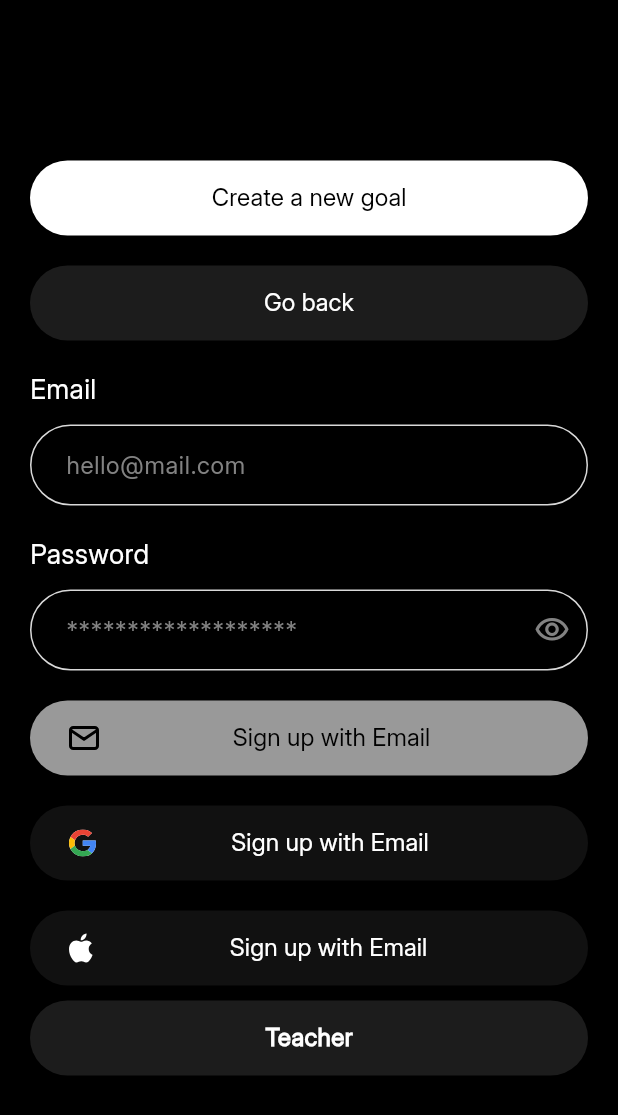
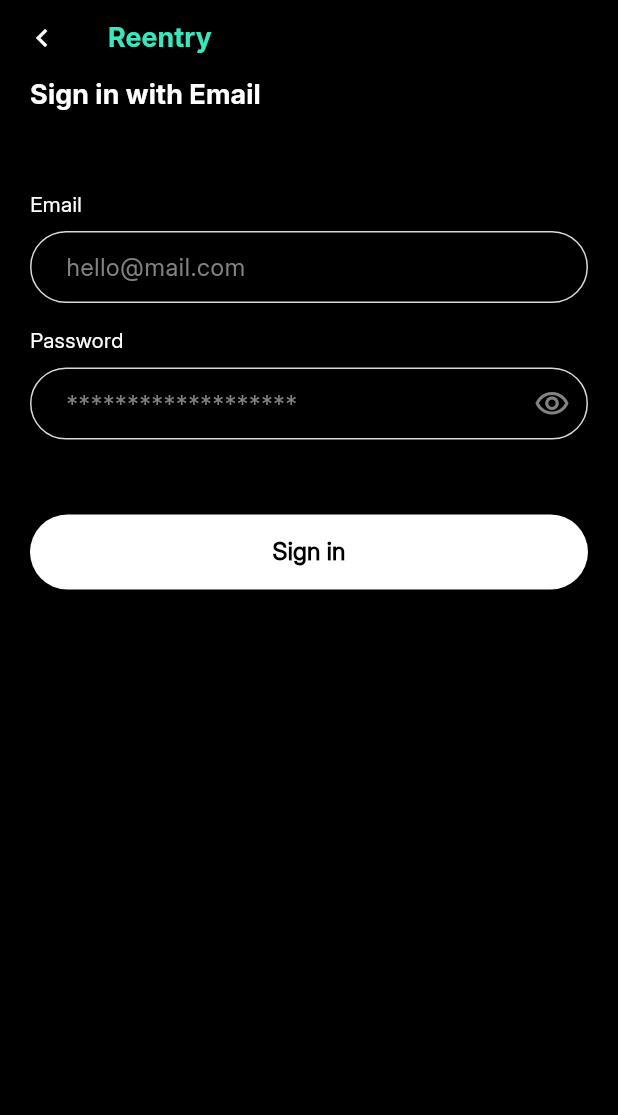
Before and after one commit to Kariaki/reentry, a Flutter app: the screen it shows after launch, on a phone screen of 412 x 824 dp. Shown: the top 1115 px of the screen. Run offline on Flutter 3.47's test engine with Material 3 defaults, Android fonts, the phone set to English and light mode, and no system bars; our stand-ins replace flutter_hooks, flutter_svg.

Commit message:
done with onboarding screens

```diff
--- /dev/null
+++ b/lib/core/const/app_constants.dart
@@ -0,0 +1,6 @@
+class AppConstants{
+
+  static final accountType = [
+    'Citizen','Peer Mentor','Probation Officer','Community Health Organization'
+  ];
+}
--- a/lib/core/extensions.dart
+++ b/lib/core/extensions.dart
@@ -50,6 +50,7 @@
     Navigator.pop(this);
   }
 
+  TextTheme get textTheme=>Theme.of(this).textTheme;
   void pushRemoveUntil(Widget route, {dynamic argument}) {
     Navigator.pushAndRemoveUntil(
         this,
--- a/lib/core/theme/colors.dart
+++ b/lib/core/theme/colors.dart
@@ -3,7 +3,7 @@
 class AppColors {
   static const black = Colors.black;
   static const white = Colors.white;
-  static const base = Color(0xFF3AE6BD);
+  static const primary = Color(0xFF3AE6BD);
   static const gray1 = Color(0xFF1C1C1C);
   static const gray2 = Color(0xFF828282);
   static const hintColor = Color(0xFF828282);
--- /dev/null
+++ b/lib/core/theme/style/app_styles.dart
@@ -0,0 +1,5 @@
+import 'package:flutter/material.dart';
+
+class AppStyles {
+   static TextTheme textTheme(BuildContext context) => Theme.of(context).textTheme;
+}
--- a/lib/main.dart
+++ b/lib/main.dart
@@ -7,6 +7,13 @@
 import 'package:reentry/ui/components/input/password_field.dart';
 import 'package:reentry/ui/components/pill_selector_component.dart';
 import 'package:reentry/ui/components/scaffold/base_scaffold.dart';
+import 'package:reentry/ui/modules/authentication/account_type_screen.dart';
+import 'package:reentry/ui/modules/authentication/basic_info_screen.dart';
+import 'package:reentry/ui/modules/authentication/continue_with_email_screen.dart';
+import 'package:reentry/ui/modules/authentication/login_screen.dart';
+import 'package:reentry/ui/modules/authentication/onboarding_success.dart';
+import 'package:reentry/ui/modules/authentication/peer_mentor_organization_info_screen.dart';
+import 'package:reentry/ui/modules/authentication/signin_options.dart';
 
 import 'generated/assets.dart';
 
@@ -23,45 +30,64 @@
     return MaterialApp(
         title: 'Flutter Demo',
         debugShowCheckedModeBanner: false,
-        theme: ThemeData(
-            colorScheme: ColorScheme.fromSeed(seedColor: Colors.black),
+        themeMode: ThemeMode.dark,
+        darkTheme: ThemeData(
+            colorScheme: ColorScheme.fromSeed(seedColor:AppColors.primary),
             useMaterial3: true,
+            appBarTheme: const AppBarTheme(
+              backgroundColor: AppColors.black
+            ),
+            primaryColor: AppColors.primary,
+            textTheme: const TextTheme(
+              bodyMedium: TextStyle(color: AppColors.white, fontSize: 14),
+              bodyLarge: TextStyle(color: AppColors.white, fontSize: 16),
+              bodySmall: TextStyle(color: AppColors.white, fontSize: 12),
+              titleLarge: TextStyle(
+                  color: AppColors.primary,
+                  fontSize: 40,
+                  fontFamily: 'InterBold',
+                  fontWeight: FontWeight.bold),
+              titleSmall: TextStyle(color: AppColors.white, fontSize: 18,fontFamily: 'InterBold'),
+              titleMedium: TextStyle(color: AppColors.white, fontSize: 20),
+            ),
             fontFamily: 'Inter'),
-        home: BaseScaffold(
-          child: Center(
-            // Wrap the entire body in Center to center everything
-            child: Column(
-              mainAxisAlignment: MainAxisAlignment.center,
-              // Vertically center content
-              crossAxisAlignment: CrossAxisAlignment.center,
-              // Horizontally center content
-              children: [
-                PrimaryButton(
-                  text: 'Create a new goal',
-                  onPress: () {},
-                ),
-                20.height,
-                PrimaryButton.dark(
-                  text: 'Go back',
-                  onPress: () {},
-                ),
-                20.height,
-                InputField(hint: 'hello@mail.com',label: 'Email',),
-                20.height,
-                PasswordField(label: 'Password'),
-                20.height,
-                PrimaryButton(text: 'Sign up with Email',startIcon: SvgPicture.asset(Assets.svgMailOutline),),
-                20.height,
-                PrimaryButton.dark(text: 'Sign up with Email',startIcon: SvgPicture.asset(Assets.svgGoogle),),
-                20.height,
-                PrimaryButton.dark(text: 'Sign up with Email',startIcon: SvgPicture.asset(Assets.svgApple),),
-                10.height,
-                PillSelectorComponent(text: 'Teacher',selected: false,)
-
-
-              ],
-            ),
-          ),
-        ));
+        home: LoginScreen()
+        // BaseScaffold(
+        //   child: Center(
+        //     // Wrap the entire body in Center to center everything
+        //     child: Column(
+        //       mainAxisAlignment: MainAxisAlignment.center,
+        //       // Vertically center content
+        //       crossAxisAlignment: CrossAxisAlignment.center,
+        //       // Horizontally center content
+        //       children: [
+        //         PrimaryButton(
+        //           text: 'Create a new goal',
+        //           onPress: () {},
+        //         ),
+        //         20.height,
+        //         PrimaryButton.dark(
+        //           text: 'Go back',
+        //           onPress: () {},
+        //         ),
+        //         20.height,
+        //         InputField(hint: 'hello@mail.com',label: 'Email',),
+        //         20.height,
+        //         PasswordField(label: 'Password'),
+        //         20.height,
+        //         PrimaryButton(text: 'Sign up with Email',startIcon: SvgPicture.asset(Assets.svgMailOutline),),
+        //         20.height,
+        //         PrimaryButton.dark(text: 'Sign up with Email',startIcon: SvgPicture.asset(Assets.svgGoogle),),
+        //         20.height,
+        //         PrimaryButton.dark(text: 'Sign up with Email',startIcon: SvgPicture.asset(Assets.svgApple),),
+        //         10.height,
+        //         PillSelectorComponent(text: 'Teacher',selected: false,)
+        //
+        //
+        //       ],
+        //     ),
+        //   ),
+        // )
+        );
   }
 }
--- /dev/null
+++ b/lib/ui/components/app_bar.dart
@@ -0,0 +1,33 @@
+import 'package:flutter/cupertino.dart';
+import 'package:flutter/material.dart';
+import 'package:reentry/core/extensions.dart';
+
+import '../../core/theme/colors.dart';
+
+class CustomAppbar extends StatelessWidget implements PreferredSizeWidget {
+  const CustomAppbar({super.key, this.showBack = true, this.title = 'Reentry'});
+
+  final String? title;
+  final bool showBack;
+
+  @override
+  Widget build(BuildContext context) {
+    final theme = Theme.of(context).textTheme;
+    return AppBar(
+      leading:showBack? InkWell(
+        onTap: () => context.pop(),
+        child:  Icon(Icons.keyboard_arrow_left,color: AppColors.white,),
+      ):null,
+      title: title != null
+          ? Text(
+              title!,
+              style: theme.titleSmall?.copyWith(color: AppColors.primary),
+            )
+          : null,
+    );
+  }
+
+  @override
+  // TODO: implement preferredSize
+  Size get preferredSize => Size(double.infinity, 50);
+}
--- a/lib/ui/components/buttons/primary_button.dart
+++ b/lib/ui/components/buttons/primary_button.dart
@@ -1,3 +1,4 @@
+
 import 'package:flutter/material.dart';
 import 'package:reentry/core/extensions.dart';
 import 'package:reentry/core/theme/colors.dart';
@@ -41,7 +42,7 @@
   Widget build(BuildContext context) {
     return MaterialButton(
       color: color ?? AppColors.white,
-      onPressed: onPress,
+      onPressed: ()=>onPress?.call(),
       height: 50,
       minWidth: double.infinity,
       shape: RoundedRectangleBorder(borderRadius: BorderRadius.circular(100)),
@@ -67,7 +68,7 @@
                 Text(
                   text,
                   style: AppTextStyle.buttonText
-                      .copyWith(color: textColor ?? AppColors.black),
+                      .copyWith(color: textColor ?? AppColors.black,fontWeight: FontWeight.bold),
                 ),
                 if (startIcon != null) 0.height,
               ],
--- a/lib/ui/components/input/input_field.dart
+++ b/lib/ui/components/input/input_field.dart
@@ -26,9 +26,9 @@
         if (label != null) ...[
           Text(
             label!,
-            style: AppTextStyle.heading.copyWith(color: AppColors.white),
+            style: AppTextStyle.heading.copyWith(color: AppColors.white,fontSize: 14),
           ),
-          10.height
+          8.height
         ],
         TextFormField(
           obscuringCharacter: '*',
@@ -38,10 +38,12 @@
           style: AppTextStyle.regular.copyWith(color: AppColors.white),
           onChanged: onChange,
           obscureText: obscureText,
+          cursorColor: AppColors.primary,
           decoration: InputDecoration(
             fillColor: AppColors.gray1,
+
             contentPadding:
-                const EdgeInsets.symmetric(vertical: 15, horizontal: 20),
+                const EdgeInsets.symmetric(vertical: 10, horizontal: 20),
             border: OutlineInputBorder(
                 borderRadius: BorderRadius.circular(100),
                 borderSide: const BorderSide(color: AppColors.inputBorderColor)),
--- a/lib/ui/components/scaffold/base_scaffold.dart
+++ b/lib/ui/components/scaffold/base_scaffold.dart
@@ -4,12 +4,13 @@
 
 class BaseScaffold extends StatelessWidget {
   final Widget child;
-  const BaseScaffold({super.key,required this.child});
+  final PreferredSizeWidget? appBar;
+  const BaseScaffold({super.key,required this.child,this.appBar});
 
   @override
   Widget build(BuildContext context) {
     return Scaffold(
-
+      appBar: appBar,
       backgroundColor: AppColors.black,
       body: Padding(padding: const EdgeInsets.symmetric(horizontal: 20),child: child,),
     );
--- /dev/null
+++ b/lib/ui/components/scaffold/onboarding_scaffold.dart
@@ -0,0 +1,43 @@
+import 'package:flutter/cupertino.dart';
+import 'package:reentry/core/extensions.dart';
+import 'package:reentry/ui/components/app_bar.dart';
+import 'package:reentry/ui/components/scaffold/base_scaffold.dart';
+import '../../../core/theme/style/app_styles.dart';
+
+class OnboardingScaffold extends StatelessWidget {
+  final List<Widget> children;
+  final String? title;
+  final String? description;
+  final bool showBack;
+
+  const OnboardingScaffold(
+      {super.key, required this.children, this.title, this.description,this.showBack=true});
+
+  @override
+  Widget build(BuildContext context) {
+    final theme = AppStyles.textTheme(context);
+    return BaseScaffold(
+        appBar:  CustomAppbar(showBack: showBack,),
+        child: SingleChildScrollView(
+          child: Column(
+            crossAxisAlignment: CrossAxisAlignment.start,
+            children: [
+              if (title != null) ...[
+                Text(
+                  title??'',
+                  style: theme.titleSmall,
+                ),
+              ],
+              if (description != null) ...[
+                10.height,
+                Text(
+                  description!,
+                  style: theme.bodyLarge,
+                )
+              ],
+              ...children
+            ],
+          ),
+        ));
+  }
+}
--- /dev/null
+++ b/lib/ui/modules/authentication/login_screen.dart
@@ -0,0 +1,33 @@
+import 'package:flutter/cupertino.dart';
+import 'package:reentry/core/extensions.dart';
+import 'package:reentry/ui/components/scaffold/onboarding_scaffold.dart';
+
+import '../../../core/theme/style/app_styles.dart';
+import '../../components/buttons/primary_button.dart';
+import '../../components/input/input_field.dart';
+import '../../components/input/password_field.dart';
+
+class LoginScreen extends StatelessWidget {
+  const LoginScreen({super.key});
+
+  @override
+  Widget build(BuildContext context) {
+    final theme = AppStyles.textTheme(context);
+    return OnboardingScaffold(
+        title: 'Sign in with Email', children: [
+      50.height,
+      InputField(
+        hint: 'hello@mail.com',
+        label: 'Email',
+      ),
+      15.height,
+      PasswordField(label: 'Password'),
+      //TODO remember me and forgot password fields
+      50.height,
+      PrimaryButton(
+        text: 'Sign in',
+        onPress: () {},
+      )
+    ]);
+  }
+}
```
Also changed, not shown: lib/ui/components/pill_selector_component.dart (+48 -8 lines), lib/ui/modules/authentication/account_type_screen.dart (added, +25 -0 lines), lib/ui/modules/authentication/basic_info_screen.dart (added, +39 -0 lines), lib/ui/modules/authentication/continue_with_email_screen.dart (added, +43 -0 lines), lib/ui/modules/authentication/onboarding_success.dart (added, +38 -0 lines), lib/ui/modules/authentication/peer_mentor_organization_info_screen.dart (added, +43 -0 lines), lib/ui/modules/authentication/signin_options.dart (added, +36 -0 lines), lib/ui/modules/root/feeling_screen.dart (added, +18 -0 lines).
